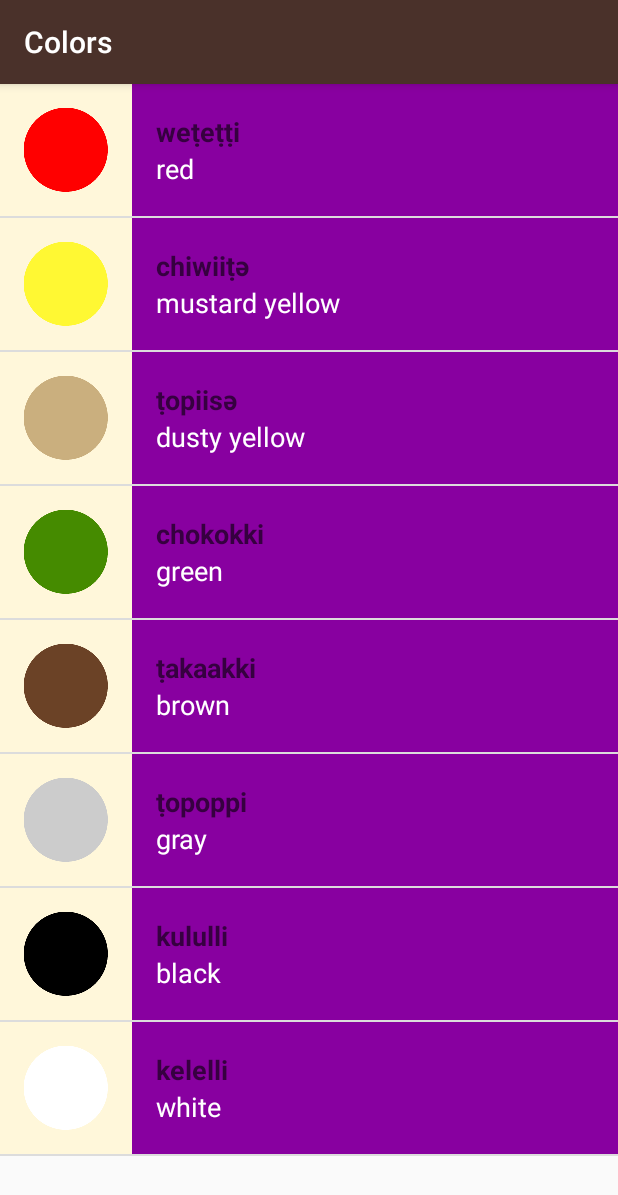
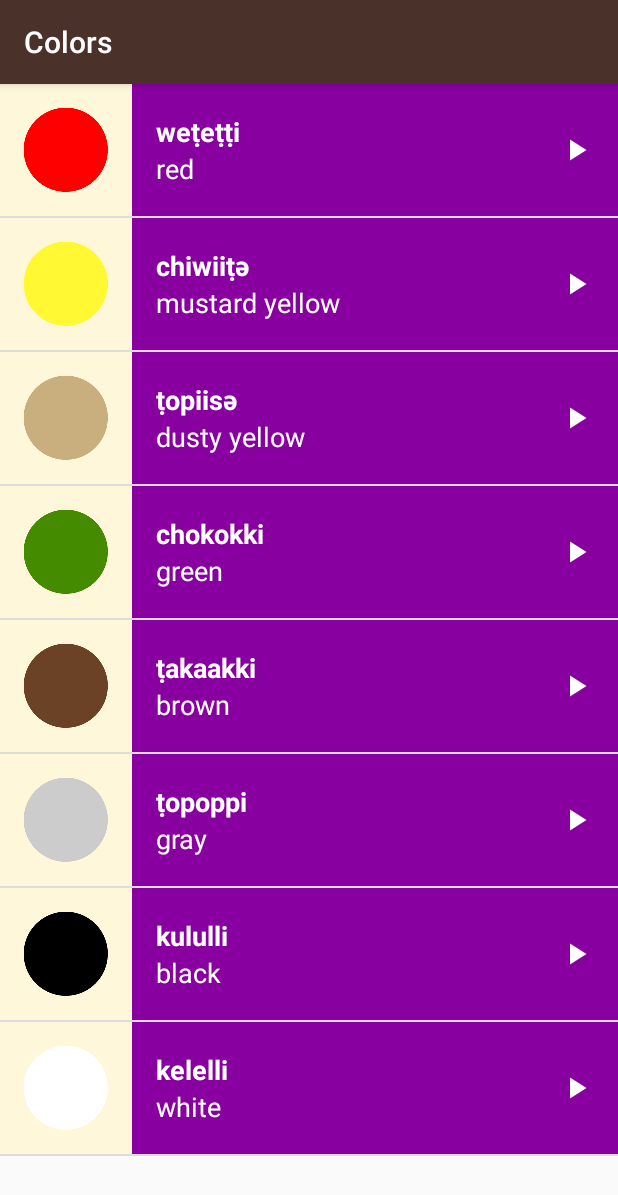
Before and after one commit to Shreyasapale/Miwok-App, an Android app: the ColorsActivity screen opened directly, with no data from a screen before it, on a phone screen of 412 x 824 dp. Shown: the top 1195 px of the screen. Run offline under Robolectric (Android 15) with nearby library versions, the phone set to English and light mode, and no system bars.

```diff
--- a/MiwokApp/app/src/main/java/com/example/miwokapp/ColorsActivity.java
+++ b/MiwokApp/app/src/main/java/com/example/miwokapp/ColorsActivity.java
@@ -2,6 +2,7 @@ package com.example.miwokapp;
 
 import androidx.appcompat.app.AppCompatActivity;
 
+import android.content.Context;
 import android.media.AudioManager;
 import android.media.MediaPlayer;
 import android.os.Bundle;
@@ -42,6 +43,9 @@ public class ColorsActivity extends AppCompatActivity {
     protected void onCreate(Bundle savedInstanceState) {
         super.onCreate(savedInstanceState);
         setContentView(R.layout.word_list);
+
+        mAudioManager = (AudioManager) getSystemService(Context.AUDIO_SERVICE);
+
 
         final ArrayList<Word> words = new ArrayList<Word>();
         words.add(new Word("red", "weṭeṭṭi", R.drawable.color_red, R.raw.color_red));
--- a/MiwokApp/app/src/main/java/com/example/miwokapp/FamilyActivity.java
+++ b/MiwokApp/app/src/main/java/com/example/miwokapp/FamilyActivity.java
@@ -2,6 +2,7 @@ package com.example.miwokapp;
 
 import androidx.appcompat.app.AppCompatActivity;
 
+import android.content.Context;
 import android.media.AudioManager;
 import android.media.MediaPlayer;
 import android.os.Bundle;
@@ -42,6 +43,8 @@ public class FamilyActivity extends AppCompatActivity {
     protected void onCreate(Bundle savedInstanceState) {
         super.onCreate(savedInstanceState);
         setContentView(R.layout.word_list);
+
+        mAudioManager = (AudioManager) getSystemService(Context.AUDIO_SERVICE);
 
         final ArrayList<Word> words = new ArrayList<Word>();
         words.add(new Word("father", "әpә", R.drawable.family_father, R.raw.family_father));
--- a/MiwokApp/app/src/main/java/com/example/miwokapp/PhrasesActivity.java
+++ b/MiwokApp/app/src/main/java/com/example/miwokapp/PhrasesActivity.java
@@ -2,6 +2,7 @@ package com.example.miwokapp;
 
 import androidx.appcompat.app.AppCompatActivity;
 
+import android.content.Context;
 import android.media.AudioManager;
 import android.media.MediaPlayer;
 import android.os.Bundle;
@@ -42,6 +43,9 @@ public class PhrasesActivity extends AppCompatActivity {
     protected void onCreate(Bundle savedInstanceState) {
         super.onCreate(savedInstanceState);
         setContentView(R.layout.word_list);
+
+        mAudioManager = (AudioManager) getSystemService(Context.AUDIO_SERVICE);
+
 
         final ArrayList<Word> words = new ArrayList<Word>();
         words.add(new Word("Where are you going?", "minto wuksus",
--- a/MiwokApp/app/src/main/res/layout/list_item.xml
+++ b/MiwokApp/app/src/main/res/layout/list_item.xml
@@ -1,27 +1,29 @@
 <?xml version="1.0" encoding="utf-8"?>
-<androidx.constraintlayout.widget.ConstraintLayout
-    xmlns:android="http://schemas.android.com/apk/res/android" android:layout_width="match_parent"
+<androidx.constraintlayout.widget.ConstraintLayout xmlns:android="http://schemas.android.com/apk/res/android"
     xmlns:tools="http://schemas.android.com/tools"
+    android:layout_width="match_parent"
     android:layout_height="match_parent">
 
-    <LinearLayout
+    <RelativeLayout
         android:layout_width="match_parent"
-        android:layout_height="wrap_content"
-        android:orientation="horizontal"
+        android:layout_height="@dimen/list_item_height"
         android:background="@color/tan_background"
-        android:minHeight="@dimen/list_item_height">
-
+        android:orientation="horizontal">
 
 
         <ImageView
             android:id="@+id/image_view"
             android:layout_width="@dimen/list_item_height"
-                android:layout_height="@dimen/list_item_height"/>
+            android:layout_height="@dimen/list_item_height" />
 
         <LinearLayout
             android:id="@+id/text_container"
             android:layout_width="match_parent"
-                android:layout_height="match_parent"
+            android:layout_height="@dimen/list_item_height"
+            android:layout_alignParentTop="true"
+            android:layout_alignParentRight="true"
+            android:layout_alignParentBottom="true"
+            android:layout_toRightOf="@+id/image_view"
             android:orientation="vertical"
             android:paddingLeft="16dp">
 
@@ -32,8 +34,9 @@
                 android:layout_weight="1"
                 android:gravity="bottom"
                 android:textAppearance="?android:textAppearanceMedium"
+                android:textColor="@android:color/white"
                 android:textStyle="bold"
-                    tools:text = "lutti"/>
+                tools:text="lutti" />
 
             <TextView
                 android:id="@+id/default_text_view"
@@ -44,17 +47,16 @@
                 android:textAppearance="?android:textAppearanceMedium"
                 android:textColor="@android:color/white"
                 tools:text="one" />
-
-
-
-
-
         </LinearLayout>
 
+        <ImageView
+            android:layout_width="24dp"
+            android:layout_height="24dp"
+            android:layout_alignParentRight="true"
+            android:layout_centerVertical="true"
+            android:layout_marginRight="16dp"
+            android:src="@drawable/ic_play_arrow" />
 
-
-
-
-    </LinearLayout>
+    </RelativeLayout>
 
 </androidx.constraintlayout.widget.ConstraintLayout>
--- a/MiwokApp/app/src/main/res/layout/word_list.xml
+++ b/MiwokApp/app/src/main/res/layout/word_list.xml
@@ -9,6 +9,7 @@
         android:id="@+id/list"
         android:layout_width="match_parent"
         android:layout_height="match_parent"
-        android:orientation="vertical"/>
+        android:orientation="vertical"
+        android:drawSelectorOnTop="true"/>
 
 </androidx.constraintlayout.widget.ConstraintLayout>
```
Also changed, not shown: MiwokApp/app/src/main/res/layout/activity_main.xml (+31 -7 lines), MiwokApp/app/src/main/res/drawable-hdpi/ic_play_arrow.png (added), MiwokApp/app/src/main/res/drawable-mdpi/ic_play_arrow.png (added), MiwokApp/app/src/main/res/drawable-xhdpi/ic_play_arrow.png (added), MiwokApp/app/src/main/res/drawable-xxhdpi/ic_play_arrow.png (added), MiwokApp/app/src/main/res/drawable-xxxhdpi/ic_play_arrow.png (added), 1 other file. Lines whose indentation alone changed are shown as unchanged.
